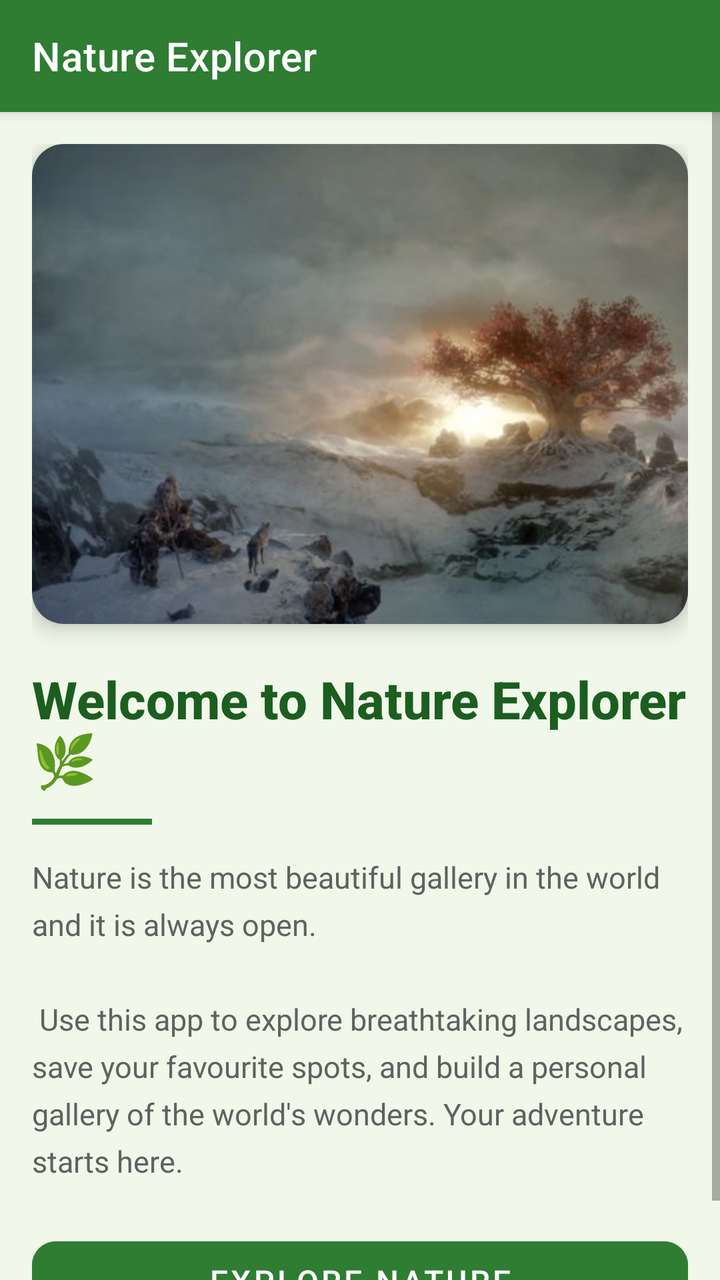
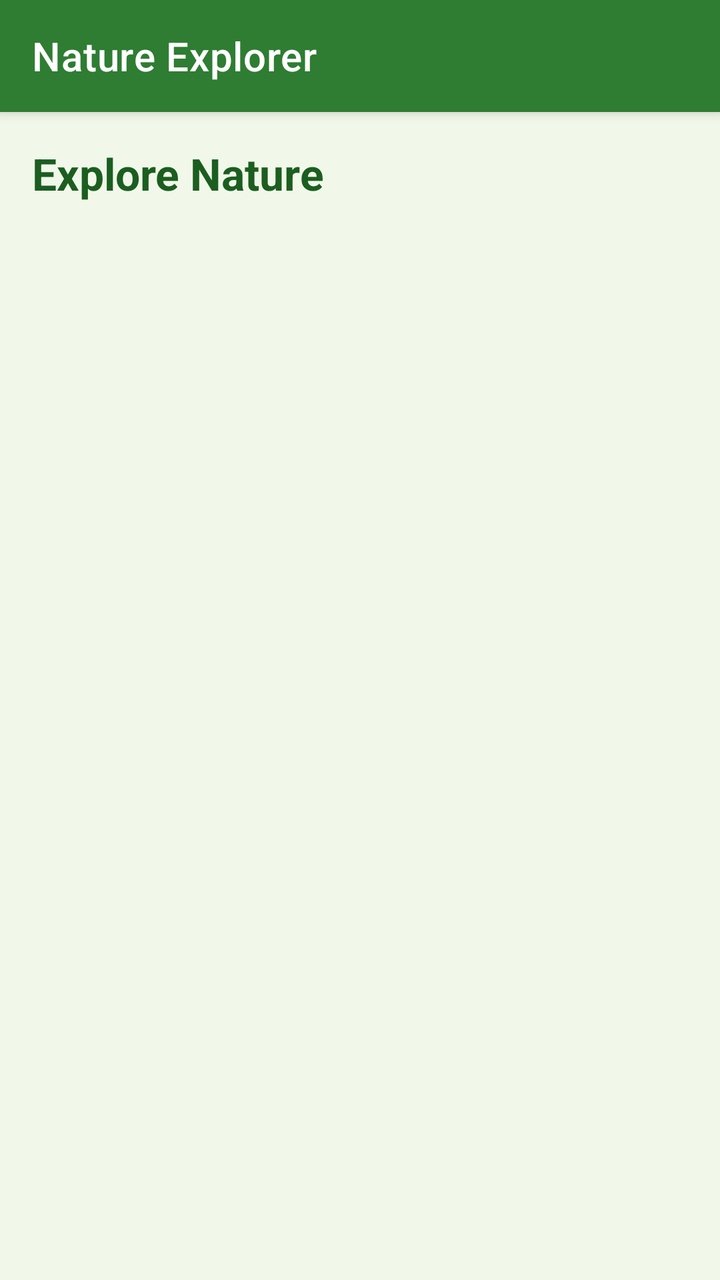

Two renders of the same Android screen: before a commit and after it. Below are the layout's source before the change and the commit's diff.
<!-- AndroidManifest.xml: application theme Theme.NatureExplorer -->
<!-- res/layout/activity_main.xml -->
<?xml version="1.0" encoding="utf-8"?>
<androidx.drawerlayout.widget.DrawerLayout
    xmlns:android="http://schemas.android.com/apk/res/android"
    xmlns:app="http://schemas.android.com/apk/res-auto"
    xmlns:tools="http://schemas.android.com/tools"
    android:id="@+id/drawer_layout"
    android:layout_width="match_parent"
    android:layout_height="match_parent"
    tools:context=".MainActivity">


    <LinearLayout
        android:layout_width="match_parent"
        android:layout_height="match_parent"
        android:orientation="vertical"
        android:background="@color/background_light">


        <androidx.appcompat.widget.Toolbar
            android:id="@+id/toolbar"
            android:layout_width="match_parent"
            android:layout_height="?attr/actionBarSize"
            android:background="@color/green_primary"
            android:elevation="4dp"
            app:titleTextColor="@color/white"
            app:title="@string/app_name" />

        
        <ScrollView
            android:layout_width="match_parent"
            android:layout_height="match_parent"
            android:fillViewport="true">

            
            <LinearLayout
                android:layout_width="match_parent"
                android:layout_height="wrap_content"
                android:orientation="vertical"
                android:padding="16dp">

                
                <androidx.cardview.widget.CardView
                    android:layout_width="match_parent"
                    android:layout_height="240dp"
                    android:layout_marginBottom="20dp"
                    app:cardCornerRadius="16dp"
                    app:cardElevation="6dp">

                    
                    <ImageView
                        android:id="@+id/imageViewNature"
                        android:layout_width="match_parent"
                        android:layout_height="match_parent"
                        android:contentDescription="@string/nature_image_desc"
                        android:scaleType="centerCrop"
                        android:src="@drawable/nature_image" />

                </androidx.cardview.widget.CardView>

                
                <TextView
                    android:id="@+id/textViewTitle"
                    android:layout_width="match_parent"
                    android:layout_height="wrap_content"
                    android:text="@string/title_text"
                    android:textSize="26sp"
                    android:textStyle="bold"
                    android:textColor="@color/green_dark"
                    android:layout_marginBottom="12dp"
                    android:fontFamily="sans-serif-medium" />


                <View
                    android:layout_width="60dp"
                    android:layout_height="3dp"
                    android:background="@color/green_primary"
                    android:layout_marginBottom="16dp" />

                
                <TextView
                    android:id="@+id/textViewDescription"
                    android:layout_width="match_parent"
                    android:layout_height="wrap_content"
                    android:text="@string/description_text"
                    android:textSize="15sp"
                    android:textColor="@color/text_secondary"
                    android:lineSpacingExtra="6dp"
                    android:layout_marginBottom="24dp" />

                
                <com.google.android.material.button.MaterialButton
                    android:layout_width="match_parent"
                    android:layout_height="52dp"
                    android:text="Explore Nature"
                    android:textSize="16sp"
                    android:backgroundTint="@color/green_primary"
                    app:cornerRadius="12dp" />

            </LinearLayout>
        </ScrollView>
    </LinearLayout>


    <com.google.android.material.navigation.NavigationView
        android:id="@+id/nav_view"
        android:layout_width="wrap_content"
        android:layout_height="match_parent"
        android:layout_gravity="start"
        android:background="@color/white"
        app:headerLayout="@layout/drawer_header"
        app:menu="@menu/nav_menu"
        app:itemIconTint="@color/green_primary"
        app:itemTextColor="@color/text_primary" />

</androidx.drawerlayout.widget.DrawerLayout>
<!-- res/layout/drawer_header.xml (included above) -->
<?xml version="1.0" encoding="utf-8"?>
<LinearLayout
    xmlns:android="http://schemas.android.com/apk/res/android"
    android:layout_width="match_parent"
    android:layout_height="200dp"
    android:orientation="vertical"
    android:gravity="bottom"
    android:padding="24dp"
    android:background="@color/green_dark">



    
    <TextView
        android:layout_width="wrap_content"
        android:layout_height="wrap_content"
        android:text="@string/app_name"
        android:textColor="@color/white"
        android:textSize="20sp"
        android:textStyle="bold" />

    
    <TextView
        android:layout_width="wrap_content"
        android:layout_height="wrap_content"
        android:text="Discover the world around you"
        android:textColor="#BBFFFFFF"
        android:textSize="12sp"
        android:layout_marginTop="2dp" />

</LinearLayout>
<!-- resources referenced by this layout -->
<resources>
  <color name="background_light">#F1F8E9</color>
  <color name="green_dark">#1B5E20</color>
  <color name="green_primary">#2E7D32</color>
  <color name="text_primary">#212121</color>
  <color name="text_secondary">#616161</color>
  <color name="white">#FFFFFF</color>
  <!-- drawable nature_image: jpg bitmap (drawable, 29617 bytes) -->
  <string name="app_name">Nature Explorer</string>
  <string name="description_text">
          Nature is the most beautiful gallery in the world and it is always open.
          \n\n
          Use this app to explore breathtaking landscapes, save your favourite spots,
          and build a personal gallery of the world\'s wonders. Your adventure starts here.
      </string>
  <string name="nature_image_desc">A beautiful nature scene</string>
  <string name="title_text">Welcome to Nature Explorer 🌿</string>
  <style name="Theme.NatureExplorer" parent="Theme.MaterialComponents.DayNight.NoActionBar">
          <item name="colorPrimary">@color/green_primary</item>
          <item name="colorPrimaryVariant">@color/green_dark</item>
          <item name="colorOnPrimary">@color/white</item>
          <item name="colorSecondary">@color/green_light</item>
          <item name="colorOnSecondary">@color/text_primary</item>
          <item name="android:statusBarColor">@color/green_dark</item>
          <item name="android:windowBackground">@color/background_light</item>
      </style>
  <color name="green_light">#A5D6A7</color>
</resources>

<!-- the commit's change to res/layout/activity_main.xml (unified diff, before → after) -->
@@ -13,91 +13,38 @@
         android:layout_width="match_parent"
         android:layout_height="match_parent"
         android:orientation="vertical"
-        android:background="@color/background_light">
+        android:background="#F1F8E9">
 
 
         <androidx.appcompat.widget.Toolbar
             android:id="@+id/toolbar"
             android:layout_width="match_parent"
             android:layout_height="?attr/actionBarSize"
-            android:background="@color/green_primary"
+            android:background="#2E7D32"
             android:elevation="4dp"
-            app:titleTextColor="@color/white"
-            app:title="@string/app_name" />
+            app:titleTextColor="#FFFFFF"
+            app:title="Nature Explorer" />
 
-        
-        <ScrollView
+
+        <TextView
+            android:layout_width="match_parent"
+            android:layout_height="wrap_content"
+            android:text="Explore Nature"
+            android:textSize="22sp"
+            android:textStyle="bold"
+            android:textColor="#1B5E20"
+            android:paddingStart="16dp"
+            android:paddingTop="16dp"
+            android:paddingBottom="8dp" />
+
+
+        <androidx.recyclerview.widget.RecyclerView
+            android:id="@+id/recyclerView"
             android:layout_width="match_parent"
             android:layout_height="match_parent"
-            android:fillViewport="true">
+            android:paddingTop="8dp"
+            android:clipToPadding="false" />
 
-            
-            <LinearLayout
-                android:layout_width="match_parent"
-                android:layout_height="wrap_content"
-                android:orientation="vertical"
-                android:padding="16dp">
-
-                
-                <androidx.cardview.widget.CardView
-                    android:layout_width="match_parent"
-                    android:layout_height="240dp"
-                    android:layout_marginBottom="20dp"
-                    app:cardCornerRadius="16dp"
-                    app:cardElevation="6dp">
-
-                    
-                    <ImageView
-                        android:id="@+id/imageViewNature"
-                        android:layout_width="match_parent"
-                        android:layout_height="match_parent"
-                        android:contentDescription="@string/nature_image_desc"
-                        android:scaleType="centerCrop"
-                        android:src="@drawable/nature_image" />
-
-                </androidx.cardview.widget.CardView>
-
-                
-                <TextView
-                    android:id="@+id/textViewTitle"
-                    android:layout_width="match_parent"
-                    android:layout_height="wrap_content"
-                    android:text="@string/title_text"
-                    android:textSize="26sp"
-                    android:textStyle="bold"
-                    android:textColor="@color/green_dark"
-                    android:layout_marginBottom="12dp"
-                    android:fontFamily="sans-serif-medium" />
-
-
-                <View
-                    android:layout_width="60dp"
-                    android:layout_height="3dp"
-                    android:background="@color/green_primary"
-                    android:layout_marginBottom="16dp" />
-
-                
-                <TextView
-                    android:id="@+id/textViewDescription"
-                    android:layout_width="match_parent"
-                    android:layout_height="wrap_content"
-                    android:text="@string/description_text"
-                    android:textSize="15sp"
-                    android:textColor="@color/text_secondary"
-                    android:lineSpacingExtra="6dp"
-                    android:layout_marginBottom="24dp" />
-
-                
-                <com.google.android.material.button.MaterialButton
-                    android:layout_width="match_parent"
-                    android:layout_height="52dp"
-                    android:text="Explore Nature"
-                    android:textSize="16sp"
-                    android:backgroundTint="@color/green_primary"
-                    app:cornerRadius="12dp" />
-
-            </LinearLayout>
-        </ScrollView>
     </LinearLayout>
 
 
@@ -106,11 +53,11 @@
         android:layout_width="wrap_content"
         android:layout_height="match_parent"
         android:layout_gravity="start"
-        android:background="@color/white"
+        android:background="#FFFFFF"
         app:headerLayout="@layout/drawer_header"
         app:menu="@menu/nav_menu"
-        app:itemIconTint="@color/green_primary"
-        app:itemTextColor="@color/text_primary" />
+        app:itemIconTint="#2E7D32"
+        app:itemTextColor="#212121" />
 
 </androidx.drawerlayout.widget.DrawerLayout>
 <!-- res/layout/drawer_header.xml (included above) -->
@@ -126,7 +73,7 @@
 
 
 
-    
+
     <TextView
         android:layout_width="wrap_content"
         android:layout_height="wrap_content"
@@ -135,7 +82,7 @@
         android:textSize="20sp"
         android:textStyle="bold" />
 
-    
+
     <TextView
         android:layout_width="wrap_content"
         android:layout_height="wrap_content"
<!-- resource entries referenced after the edit -->
@@ -1,21 +1,8 @@
 <!-- resources referenced by this layout -->
 <resources>
-  <color name="background_light">#F1F8E9</color>
   <color name="green_dark">#1B5E20</color>
-  <color name="green_primary">#2E7D32</color>
-  <color name="text_primary">#212121</color>
-  <color name="text_secondary">#616161</color>
   <color name="white">#FFFFFF</color>
-  <!-- drawable nature_image: jpg bitmap (drawable, 29617 bytes) -->
   <string name="app_name">Nature Explorer</string>
-  <string name="description_text">
-          Nature is the most beautiful gallery in the world and it is always open.
-          \n\n
-          Use this app to explore breathtaking landscapes, save your favourite spots,
-          and build a personal gallery of the world\'s wonders. Your adventure starts here.
-      </string>
-  <string name="nature_image_desc">A beautiful nature scene</string>
-  <string name="title_text">Welcome to Nature Explorer 🌿</string>
   <style name="Theme.NatureExplorer" parent="Theme.MaterialComponents.DayNight.NoActionBar">
           <item name="colorPrimary">@color/green_primary</item>
           <item name="colorPrimaryVariant">@color/green_dark</item>
@@ -25,6 +12,9 @@
           <item name="android:statusBarColor">@color/green_dark</item>
           <item name="android:windowBackground">@color/background_light</item>
       </style>
+  <color name="green_primary">#2E7D32</color>
   <color name="green_light">#A5D6A7</color>
+  <color name="text_primary">#212121</color>
+  <color name="background_light">#F1F8E9</color>
 </resources>
 
